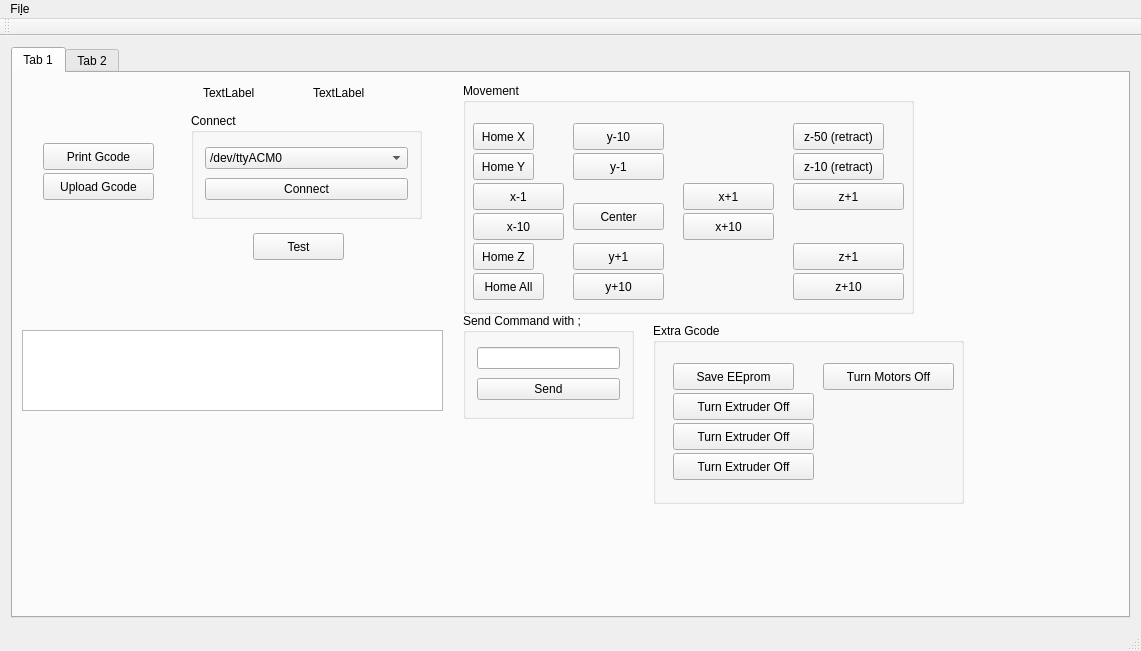
First picture: the form in mainwindow.ui, repository netpipe/QPrint3D, before the edit.
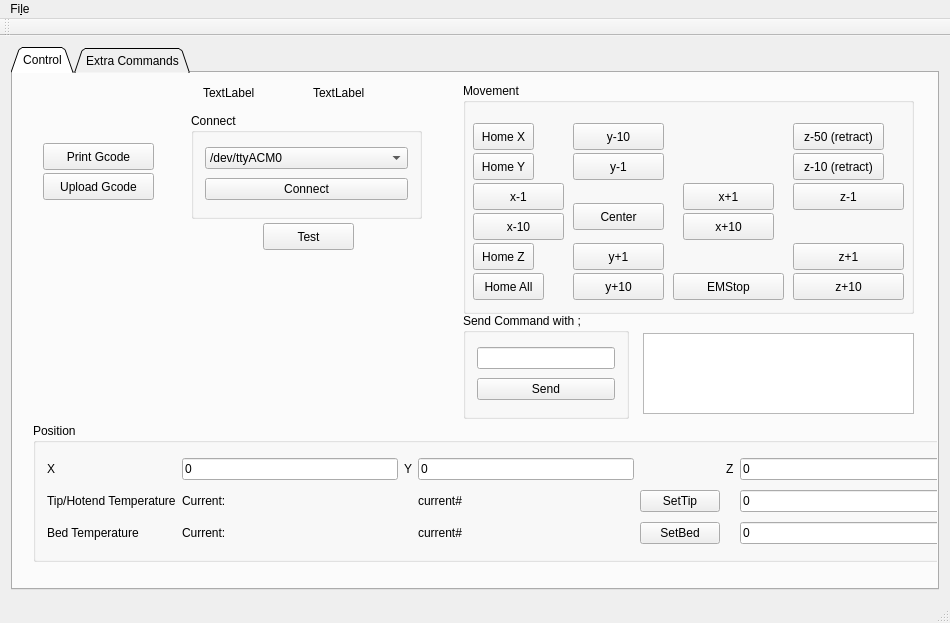
Second picture: the form after the edit.

What changed in the file:
```diff
--- a/mainwindow.ui
+++ b/mainwindow.ui
@@ -6,8 +6,8 @@
    <rect>
     <x>0</x>
     <y>0</y>
-    <width>1141</width>
-    <height>651</height>
+    <width>950</width>
+    <height>623</height>
    </rect>
   </property>
   <property name="windowTitle">
@@ -16,13 +16,16 @@
   <widget class="QWidget" name="centralWidget">
    <layout class="QGridLayout" name="gridLayout_4">
     <item row="0" column="0">
-     <widget class="QTabWidget" name="tabWidget">
+     <widget class="QTabWidget" name="printTabs">
+      <property name="tabShape">
+       <enum>QTabWidget::Triangular</enum>
+      </property>
       <property name="currentIndex">
        <number>0</number>
       </property>
       <widget class="QWidget" name="tab">
        <attribute name="title">
-        <string>Tab 1</string>
+        <string>Control</string>
        </attribute>
        <widget class="QGroupBox" name="groupBox_3">
         <property name="geometry">
@@ -267,7 +270,20 @@
           </rect>
          </property>
          <property name="text">
-          <string>z+1</string>
+          <string>z-1</string>
+         </property>
+        </widget>
+        <widget class="QPushButton" name="emstopbtn">
+         <property name="geometry">
+          <rect>
+           <x>210</x>
+           <y>190</y>
+           <width>111</width>
+           <height>27</height>
+          </rect>
+         </property>
+         <property name="text">
+          <string>EMStop</string>
          </property>
         </widget>
        </widget>
@@ -307,7 +323,7 @@
          <rect>
           <x>450</x>
           <y>240</y>
-          <width>171</width>
+          <width>166</width>
           <height>106</height>
          </rect>
         </property>
@@ -330,9 +346,9 @@
        <widget class="QListView" name="listView">
         <property name="geometry">
          <rect>
-          <x>9</x>
-          <y>257</y>
-          <width>421</width>
+          <x>630</x>
+          <y>260</y>
+          <width>271</width>
           <height>81</height>
          </rect>
         </property>
@@ -392,8 +408,8 @@
        <widget class="QPushButton" name="pushButton_22">
         <property name="geometry">
          <rect>
-          <x>240</x>
-          <y>160</y>
+          <x>250</x>
+          <y>150</y>
           <width>91</width>
           <height>27</height>
          </rect>
@@ -402,90 +418,189 @@
          <string>Test</string>
         </property>
        </widget>
+       <widget class="QGroupBox" name="groupBox_5">
+        <property name="geometry">
+         <rect>
+          <x>20</x>
+          <y>350</y>
+          <width>937</width>
+          <height>139</height>
+         </rect>
+        </property>
+        <property name="title">
+         <string>Position</string>
+        </property>
+        <layout class="QGridLayout" name="gridLayout_3">
+         <item row="3" column="6">
+          <widget class="QLineEdit" name="setbedtemp">
+           <property name="text">
+            <string>0</string>
+           </property>
+          </widget>
+         </item>
+         <item row="2" column="6">
+          <widget class="QLineEdit" name="settiptemp">
+           <property name="text">
+            <string>0</string>
+           </property>
+          </widget>
+         </item>
+         <item row="3" column="0">
+          <widget class="QLabel" name="label_7">
+           <property name="text">
+            <string>Bed Temperature</string>
+           </property>
+          </widget>
+         </item>
+         <item row="2" column="0">
+          <widget class="QLabel" name="label_6">
+           <property name="text">
+            <string>Tip/Hotend Temperature</string>
+           </property>
+          </widget>
+         </item>
+         <item row="0" column="5">
+          <widget class="QLabel" name="label_5">
+           <property name="text">
+            <string>Z</string>
+           </property>
+          </widget>
+         </item>
+         <item row="0" column="3">
+          <widget class="QLineEdit" name="ycoord">
+           <property name="text">
+            <string>0</string>
+           </property>
+          </widget>
+         </item>
+         <item row="2" column="3">
+          <widget class="QLabel" name="ctiptemp">
+           <property name="text">
+            <string>current#</string>
+           </property>
+          </widget>
+         </item>
+         <item row="2" column="1">
+          <widget class="QLabel" name="label_8">
+           <property name="text">
+            <string>Current:</string>
+           </property>
+          </widget>
+         </item>
+         <item row="3" column="3">
+          <widget class="QLabel" name="cbedtemp">
+           <property name="text">
+            <string>current#</string>
+           </property>
+          </widget>
+         </item>
+         <item row="3" column="1">
+          <widget class="QLabel" name="label_9">
+           <property name="text">
+            <string>Current:</string>
+           </property>
+          </widget>
+         </item>
+         <item row="0" column="2">
+          <widget class="QLabel" name="label_4">
+           <property name="text">
+            <string>Y</string>
+           </property>
+          </widget>
+         </item>
+         <item row="0" column="6">
+          <widget class="QLineEdit" name="zcoord">
+           <property name="text">
+            <string>0</string>
+           </property>
+          </widget>
+         </item>
+         <item row="0" column="1">
+          <widget class="QLineEdit" name="xcoord">
+           <property name="text">
+            <string>0</string>
+           </property>
+          </widget>
+         </item>
+         <item row="0" column="0">
+          <widget class="QLabel" name="label_3">
+           <property name="text">
+            <string>X</string>
+           </property>
+          </widget>
+         </item>
+         <item row="2" column="4">
+          <widget class="QPushButton" name="setTipbutton">
+           <property name="text">
+            <string>SetTip</string>
+           </property>
+          </widget>
+         </item>
+         <item row="3" column="4">
+          <widget class="QPushButton" name="setBedbtn">
+           <property name="text">
+            <string>SetBed</string>
+           </property>
+          </widget>
+         </item>
+        </layout>
+       </widget>
+      </widget>
+      <widget class="QWidget" name="tab_2">
+       <attribute name="title">
+        <string>Extra Commands</string>
+       </attribute>
        <widget class="QGroupBox" name="groupBox_4">
         <property name="geometry">
          <rect>
-          <x>640</x>
-          <y>250</y>
-          <width>311</width>
-          <height>181</height>
+          <x>10</x>
+          <y>20</y>
+          <width>421</width>
+          <height>231</height>
          </rect>
         </property>
         <property name="title">
          <string>Extra Gcode</string>
         </property>
-        <widget class="QPushButton" name="pushButton_23">
-         <property name="geometry">
-          <rect>
-           <x>20</x>
-           <y>40</y>
-           <width>121</width>
-           <height>27</height>
-          </rect>
-         </property>
-         <property name="text">
-          <string>Save EEprom</string>
-         </property>
-        </widget>
-        <widget class="QPushButton" name="pushButton_24">
-         <property name="geometry">
-          <rect>
-           <x>20</x>
-           <y>70</y>
-           <width>141</width>
-           <height>27</height>
-          </rect>
-         </property>
-         <property name="text">
-          <string>Turn Extruder Off</string>
-         </property>
-        </widget>
-        <widget class="QPushButton" name="pushButton_25">
-         <property name="geometry">
-          <rect>
-           <x>170</x>
-           <y>40</y>
-           <width>131</width>
-           <height>27</height>
-          </rect>
-         </property>
-         <property name="text">
-          <string>Turn Motors Off</string>
-         </property>
-        </widget>
-        <widget class="QPushButton" name="pushButton_26">
-         <property name="geometry">
-          <rect>
-           <x>20</x>
-           <y>100</y>
-           <width>141</width>
-           <height>27</height>
-          </rect>
-         </property>
-         <property name="text">
-          <string>Turn Extruder Off</string>
-         </property>
-        </widget>
-        <widget class="QPushButton" name="pushButton_27">
-         <property name="geometry">
-          <rect>
-           <x>20</x>
-           <y>130</y>
-           <width>141</width>
-           <height>27</height>
-          </rect>
-         </property>
-         <property name="text">
-          <string>Turn Extruder Off</string>
-         </property>
-        </widget>
+        <layout class="QGridLayout" name="gridLayout_5">
+         <item row="0" column="0">
+          <widget class="QPushButton" name="pushButton_23">
+           <property name="text">
+            <string>Save EEprom</string>
+           </property>
+          </widget>
+         </item>
+         <item row="0" column="1">
+          <widget class="QPushButton" name="pushButton_25">
+           <property name="text">
+            <string>Turn Motors Off</string>
+           </property>
+          </widget>
+         </item>
+         <item row="1" column="0">
+          <widget class="QPushButton" name="pushButton_24">
+           <property name="text">
+            <string>Turn Extruder Off</string>
+           </property>
+          </widget>
+         </item>
+         <item row="2" column="0">
+          <widget class="QPushButton" name="pushButton_26">
+           <property name="text">
+            <string>Turn Extruder Off</string>
+           </property>
+          </widget>
+         </item>
+         <item row="3" column="0">
+          <widget class="QPushButton" name="pushButton_27">
+           <property name="text">
+            <string>Turn Extruder Off</string>
+           </property>
+          </widget>
+         </item>
+        </layout>
        </widget>
       </widget>
-      <widget class="QWidget" name="tab_2">
-       <attribute name="title">
-        <string>Tab 2</string>
-       </attribute>
-      </widget>
      </widget>
     </item>
    </layout>
@@ -495,7 +610,7 @@
     <rect>
      <x>0</x>
      <y>0</y>
-     <width>1141</width>
+     <width>950</width>
      <height>24</height>
     </rect>
    </property>
@@ -513,7 +628,7 @@
     <enum>TopToolBarArea</enum>
    </attribute>
    <attribute name="toolBarBreak">
-    <bool>true</bool>
+    <bool>false</bool>
    </attribute>
   </widget>
   <widget class="QStatusBar" name="statusBar"/>
```
Left out of the diff: 6 changed lines with no effect on the pictures.
